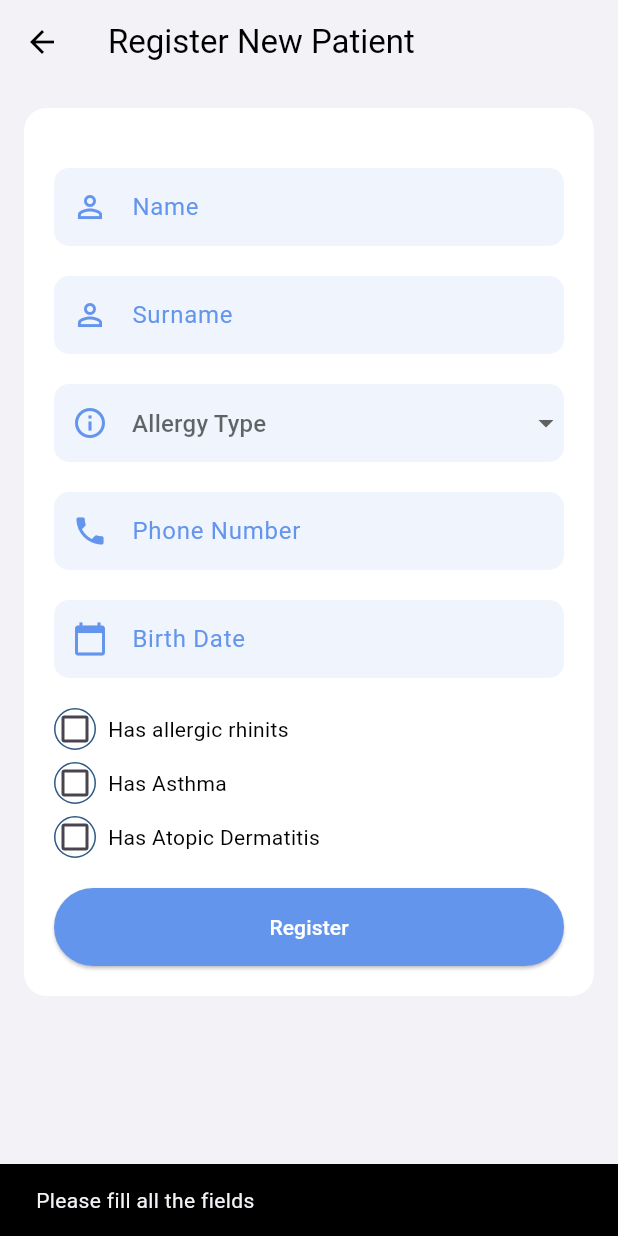
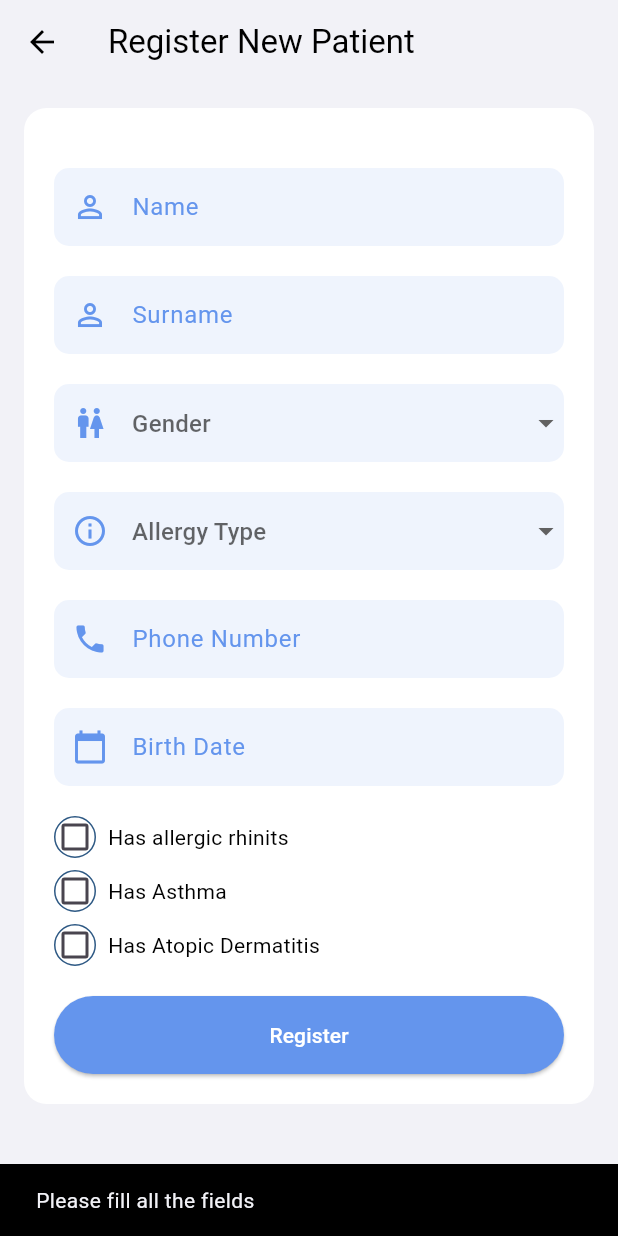
Before and after one commit to KeremTamirci/ImmunotherapyApp, a Flutter app: the NewPatientPage screen opened directly, after a tap on "Register", on a phone screen of 412 x 824 dp. Run offline on Flutter 3.47's test engine with Material 3 defaults, Android fonts, the phone set to English and light mode, and no system bars; our stand-ins replace accordion, cloud_firestore, firebase_auth, firebase_core, firebase_messaging, fl_chart and 6 more; missing offline and left inert: dart:ffi, flutter_material_pickers; accounts and stored records are empty; generated files the repository leaves out were written again; network calls fail.

Commit message:
allergy type & gender info added to database

```diff
--- a/immunotheraphy_app/lib/doctor/screens/new_patient_page.dart
+++ b/immunotheraphy_app/lib/doctor/screens/new_patient_page.dart
@@ -23,6 +23,7 @@ class _NewPatientPageState extends State<NewPatientPage> {
   TextEditingController _phoneNumberTextController = TextEditingController();
   TextEditingController _dateOfBirthController = TextEditingController();
 
+  String? _selectedGender;
   String? _selectedAllergy;
   String? _selectedSubAllergy;
 
@@ -38,6 +39,11 @@ class _NewPatientPageState extends State<NewPatientPage> {
 
   @override
   Widget build(BuildContext context) {
+    List<String> _genders = [
+      AppLocalizations.of(context)!.male,
+      AppLocalizations.of(context)!.female,
+    ];
+
     List<String> _allergies = [
       AppLocalizations.of(context)!.milk,
       AppLocalizations.of(context)!.nuts,
@@ -85,6 +91,8 @@ class _NewPatientPageState extends State<NewPatientPage> {
                     Icons.person_outline,
                     _surnameTextController,
                   ),
+                  const SizedBox(height: 20),
+                  _genderDropdown(_genders),
                   const SizedBox(height: 20),
                   _allergyDropdown(_allergies),
                   if (_selectedAllergy == AppLocalizations.of(context)!.nuts)
@@ -188,6 +196,39 @@ class _NewPatientPageState extends State<NewPatientPage> {
           border: InputBorder.none,
           contentPadding: EdgeInsets.symmetric(horizontal: 20, vertical: 14),
         ),
+      ),
+    );
+  }
+
+  Widget _genderDropdown(List<String> _genders) {
+    return Container(
+      decoration: BoxDecoration(
+        color: hexStringToColor("6495ED").withOpacity(0.1),
+        borderRadius: BorderRadius.circular(10),
+      ),
+      child: DropdownButtonFormField(
+        decoration: InputDecoration(
+          contentPadding: EdgeInsets.symmetric(horizontal: 20, vertical: 14),
+          hintText: AppLocalizations.of(context)!.gender,
+          hintStyle: TextStyle(color: hexStringToColor("6495ED")),
+          border: InputBorder.none,
+          prefixIcon: Icon(
+            Icons.wc,
+            color: hexStringToColor("6495ED"),
+          ),
+        ),
+        value: _selectedGender,
+        items: _genders.map((gender) {
+          return DropdownMenuItem(
+            child: Text(gender),
+            value: gender,
+          );
+        }).toList(),
+        onChanged: (newValue) {
+          setState(() {
+            _selectedGender = newValue as String?;
+          });
+        },
       ),
     );
   }
@@ -307,6 +348,7 @@ class _NewPatientPageState extends State<NewPatientPage> {
           _surnameTextController.text.isEmpty ||
           _phoneNumberTextController.text.isEmpty ||
           _selectedDateOfBirth == null ||
+          _selectedGender == null ||
           _selectedAllergy == null ||
           (_selectedAllergy == AppLocalizations.of(context)!.nuts &&
               _selectedSubAllergy == null)) {
@@ -318,13 +360,24 @@ class _NewPatientPageState extends State<NewPatientPage> {
       } else {
         try {
           String otp = _generateOTP();
+          String allergyToSave;
+
+          if (_selectedAllergy == AppLocalizations.of(context)!.nuts) {
+            allergyToSave = _selectedSubAllergy!;
+          } else {
+            allergyToSave = _selectedAllergy!;
+          }
+
           await TempPatientsFirestoreService().addPatient(
             _nameTextController.text,
             _surnameTextController.text,
             _phoneNumberTextController.text,
             _selectedDateOfBirth!,
+            _selectedGender!,
+            allergyToSave,
             _hasAllergicRhinitis,
             _hasAsthma,
+            _hasAtopicDermatitis,
             currentUser.uid,
             otp,
           );
@@ -340,6 +393,7 @@ class _NewPatientPageState extends State<NewPatientPage> {
             _phoneNumberTextController.clear();
             _dateOfBirthController.clear();
             setState(() {
+              _selectedGender = null;
               _selectedAllergy = null;
               _selectedSubAllergy = null;
               _hasAllergicRhinitis = false;
--- a/immunotheraphy_app/lib/doctor/utils/firebase_initialization.dart
+++ b/immunotheraphy_app/lib/doctor/utils/firebase_initialization.dart
@@ -55,8 +55,11 @@ class TempPatientsFirestoreService {
       String lastName,
       String phoneNumber,
       DateTime birthDate,
+      String gender,
+      String allergyType,
       bool hasRhinits,
       bool hasAsthma,
+      bool hasAtopicDermatitis,
       String uid,
       String otp) async {
     await _tempPatientsCollection.add({
@@ -65,8 +68,11 @@ class TempPatientsFirestoreService {
       'last_name': lastName,
       'phone_number': phoneNumber,
       'birth_date': birthDate,
+      'gender': gender,
+      'allergy_type': allergyType,
       'has_allergic_rhinitis': hasRhinits,
       'has_asthma': hasAsthma,
+      'has_atopic_dermatitis': hasAtopicDermatitis,
       'otp': otp
     });
   }
@@ -179,10 +185,13 @@ class SymptomData {
 class Patient {
   final String firstName;
   final String lastName;
+  final String gender;
   final String phoneNumber;
   final DateTime birthDate;
+  final String allergyType;
   final bool hasRhinits;
   final bool hasAsthma;
+  final bool hasAtopicDermatitis;
   final String uid;
   final String otp;
   final String patientId;
@@ -190,10 +199,13 @@ class Patient {
   Patient(
       {required this.firstName,
       required this.lastName,
+      required this.gender,
       required this.phoneNumber,
       required this.birthDate,
+      required this.allergyType,
       required this.hasRhinits,
       required this.hasAsthma,
+      required this.hasAtopicDermatitis,
       required this.uid,
       required this.otp,
       required this.patientId});
@@ -206,10 +218,13 @@ class Patient {
     return Patient(
         firstName: data['first_name'],
         lastName: data['last_name'],
+        gender: data['gender'],
         phoneNumber: data['phone_number'],
         birthDate: birthDate, // Assign the converted birthDate
+        allergyType: data['allergy_type'],
         hasRhinits: data['has_allergic_rhinitis'],
         hasAsthma: data['has_asthma'],
+        hasAtopicDermatitis: data['has_atopic_dermatitis'],
         uid: data['uid'],
         otp: data['otp'],
         patientId: data['patient_id']);
--- a/immunotheraphy_app/lib/l10n/app_en.arb
+++ b/immunotheraphy_app/lib/l10n/app_en.arb
@@ -180,7 +180,11 @@
     "hazelnut": "Hazelnut",
     "peanut": "Peanut",
     "selectSubcategory": "Select Subcategory",
-    "hasAtopicDermatitis": "Has Atopic Dermatitis"
+    "hasAtopicDermatitis": "Has Atopic Dermatitis",
+    "male": "Male",
+    "female": "Female",
+    "gender": "Gender",
+    "dosageAmountMg": "Dosage Amount(mg)"
 
 
 }
--- a/immunotheraphy_app/lib/l10n/app_tr.arb
+++ b/immunotheraphy_app/lib/l10n/app_tr.arb
@@ -169,6 +169,10 @@
     "hazelnut": "Fındık",
     "peanut": "Yer Fıstığı",
     "selectSubcategory": "Alt Kategori Seç",
-    "hasAtopicDermatitis": "Atopik Dermatiti Var"
+    "hasAtopicDermatitis": "Atopik Dermatiti Var",
+    "male": "Erkek",
+    "female": "Kadın",
+    "gender": "Cinsiyet",
+    "dosageAmountMg": "Doz Miktarı(mg)"
 
 }
--- a/immunotheraphy_app/lib/patient/utils/database_controller.dart
+++ b/immunotheraphy_app/lib/patient/utils/database_controller.dart
@@ -1,5 +1,6 @@
 import 'package:cloud_firestore/cloud_firestore.dart';
 import 'package:http/http.dart' as http;
+import 'package:immunotheraphy_app/doctor/utils/firebase_initialization.dart';
 import 'dart:convert';
 
 import 'package:immunotheraphy_app/patient/utils/notification_handler.dart';
```
